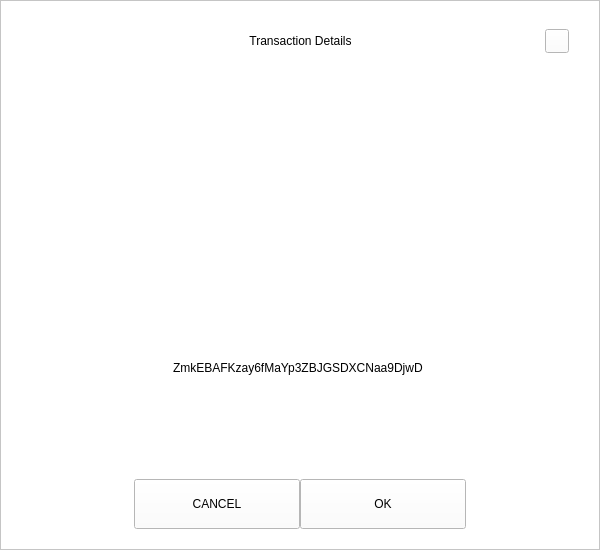
The window that src/qt/digiwage/forms/receivedialog.ui (digiwage/digiwage) describes before a commit, drawn with Qt 5.
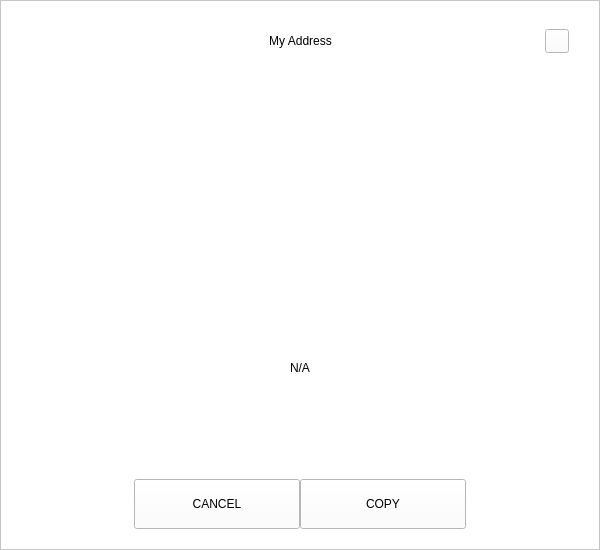
The same window after the commit.

Diff of the .ui file:
```diff
--- a/src/qt/digiwage/forms/receivedialog.ui
+++ b/src/qt/digiwage/forms/receivedialog.ui
@@ -92,7 +92,7 @@
            <string notr="true">padding-left:24px;</string>
           </property>
           <property name="text">
-           <string>Transaction Details</string>
+           <string>My Address</string>
           </property>
           <property name="alignment">
            <set>Qt::AlignCenter</set>
@@ -196,7 +196,7 @@
       <item alignment="Qt::AlignHCenter">
        <widget class="QLabel" name="labelAddress">
         <property name="text">
-         <string>ZmkEBAFKzay6fMaYp3ZBJGSDXCNaa9DjwD </string>
+         <string notr="true">N/A</string>
         </property>
        </widget>
       </item>
@@ -265,7 +265,7 @@
            <enum>Qt::NoFocus</enum>
           </property>
           <property name="text">
-           <string>OK</string>
+           <string>COPY</string>
           </property>
          </widget>
         </item>
```
Left out of the diff: 2 changed lines with no effect on the pictures.
